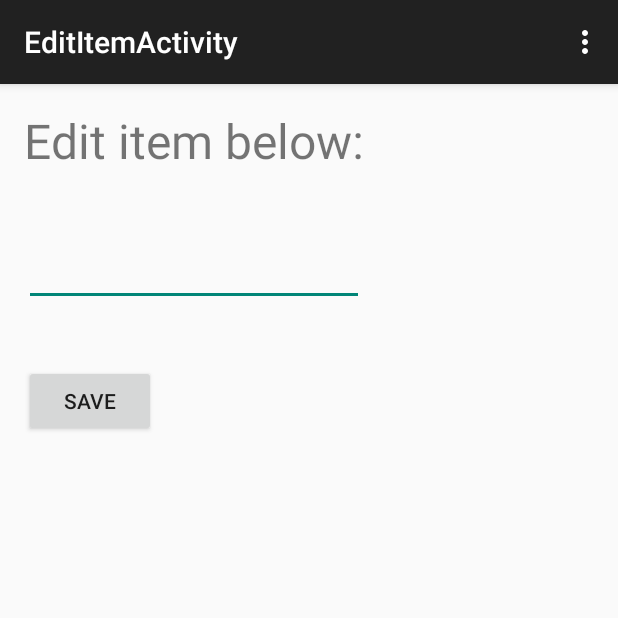
After one commit to williscool/SimpleTodo, an Android app: the EditItemActivity screen opened directly, with no data from a screen before it, on a phone screen of 412 x 824 dp, the top half of it. The commit adds this screen. Run offline under Robolectric (Android 15) with nearby library versions, the phone set to English and light mode, and no system bars.

Commit message:
added support for editing an item

```diff
--- a/app/src/main/AndroidManifest.xml
+++ b/app/src/main/AndroidManifest.xml
@@ -16,6 +16,10 @@
                 <category android:name="android.intent.category.LAUNCHER" />
             </intent-filter>
         </activity>
+        <activity
+            android:name=".EditItemActivity"
+            android:label="@string/title_activity_edit_item" >
+        </activity>
     </application>
 
 </manifest>
--- /dev/null
+++ b/app/src/main/java/com/upscalews/will/simpletodo/EditItemActivity.java
@@ -0,0 +1,76 @@
+package com.upscalews.will.simpletodo;
+
+import android.content.Context;
+import android.content.Intent;
+import android.content.SharedPreferences;
+import android.preference.PreferenceManager;
+import android.support.v7.app.ActionBarActivity;
+import android.os.Bundle;
+import android.view.Menu;
+import android.view.MenuItem;
+import android.view.View;
+import android.widget.Button;
+import android.widget.EditText;
+
+
+public class EditItemActivity extends ActionBarActivity {
+
+
+    @Override
+    protected void onCreate(Bundle savedInstanceState) {
+        super.onCreate(savedInstanceState);
+        setContentView(R.layout.activity_edit_item);
+
+        Button submit = (Button) findViewById(R.id.editSavebutton);
+
+        String editText = getIntent().getStringExtra("itemText");
+        final int itemPosition = getIntent().getIntExtra("itemPosition", 1);
+
+        final EditText etEditItem = (EditText) findViewById(R.id.editText);
+
+        etEditItem.setText(editText);
+
+        submit.setOnClickListener(new View.OnClickListener() {
+            @Override
+            public void onClick(View v) {
+
+                String itemText = etEditItem.getText().toString();
+
+                Intent dataIntent = new Intent();
+
+                dataIntent.putExtra("editedText", itemText);
+                dataIntent.putExtra("itemPosition", itemPosition);
+
+                setResult(RESULT_OK, dataIntent);
+
+                EditItemActivity.this.finish();
+            }
+        });
+    }
+
+
+    @Override
+    public boolean onCreateOptionsMenu(Menu menu) {
+        // Inflate the menu; this adds items to the action bar if it is present.
+        getMenuInflater().inflate(R.menu.menu_edit_item, menu);
+        return true;
+    }
+
+    @Override
+    public boolean onOptionsItemSelected(MenuItem item) {
+        // Handle action bar item clicks here. The action bar will
+        // automatically handle clicks on the Home/Up button, so long
+        // as you specify a parent activity in AndroidManifest.xml.
+        int id = item.getItemId();
+
+        //noinspection SimplifiableIfStatement
+        if (id == R.id.action_settings) {
+            return true;
+        }
+
+        return super.onOptionsItemSelected(item);
+    }
+
+
+
+}
--- /dev/null
+++ b/app/src/main/res/layout/activity_edit_item.xml
@@ -0,0 +1,38 @@
+<RelativeLayout xmlns:android="http://schemas.android.com/apk/res/android"
+    xmlns:tools="http://schemas.android.com/tools" android:layout_width="match_parent"
+    android:layout_height="match_parent" android:paddingLeft="@dimen/activity_horizontal_margin"
+    android:paddingRight="@dimen/activity_horizontal_margin"
+    android:paddingTop="@dimen/activity_vertical_margin"
+    android:paddingBottom="@dimen/activity_vertical_margin"
+    tools:context="com.upscalews.will.simpletodo.EditItemActivity">
+
+    <TextView android:text="@string/edit_title" android:layout_width="wrap_content"
+        android:layout_height="wrap_content"
+        android:layout_alignParentTop="true"
+        android:textSize="32sp"
+        android:id="@+id/edit_title" />
+
+    <EditText
+        android:layout_width="wrap_content"
+        android:layout_height="wrap_content"
+        android:inputType="textMultiLine"
+        android:ems="10"
+        android:id="@+id/editText"
+        android:layout_marginTop="43dp"
+        android:layout_below="@+id/edit_title"
+        android:layout_alignParentLeft="true"
+        android:layout_alignParentStart="true"
+        android:layout_alignRight="@+id/edit_title"
+        android:layout_alignEnd="@+id/edit_title" />
+
+    <Button
+        android:layout_width="wrap_content"
+        android:layout_height="wrap_content"
+        android:text="Save"
+        android:id="@+id/editSavebutton"
+        android:layout_below="@+id/editText"
+        android:layout_alignParentLeft="true"
+        android:layout_alignParentStart="true"
+        android:layout_marginTop="39dp" />
+
+</RelativeLayout>
--- /dev/null
+++ b/app/src/main/res/menu/menu_edit_item.xml
@@ -0,0 +1,7 @@
+<menu xmlns:android="http://schemas.android.com/apk/res/android"
+    xmlns:app="http://schemas.android.com/apk/res-auto"
+    xmlns:tools="http://schemas.android.com/tools"
+    tools:context="com.upscalews.will.simpletodo.EditItemActivity">
+    <item android:id="@+id/action_settings" android:title="@string/action_settings"
+        android:orderInCategory="100" app:showAsAction="never" />
+</menu>
--- a/app/src/main/res/values/strings.xml
+++ b/app/src/main/res/values/strings.xml
@@ -2,8 +2,9 @@
 <resources>
 
     <string name="app_name">SimpleTodo</string>
-    <string name="hello_world">Hello world!</string>
+    <string name="edit_title"> Edit item below: </string>
     <string name="action_settings">Settings</string>
     <string name="simple_todo_text"> Add Item</string>
+    <string name="title_activity_edit_item">EditItemActivity</string>
 
 </resources>
```
Also changed, not shown: app/src/main/java/com/upscalews/will/simpletodo/MainActivity.java (+34 -1 lines).
